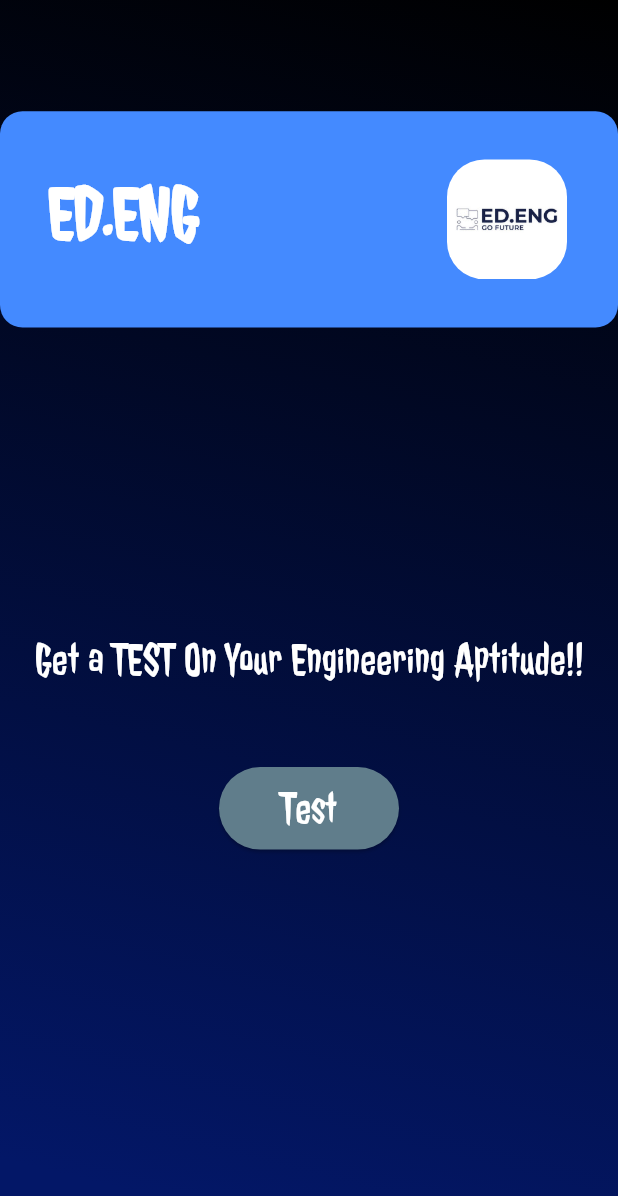
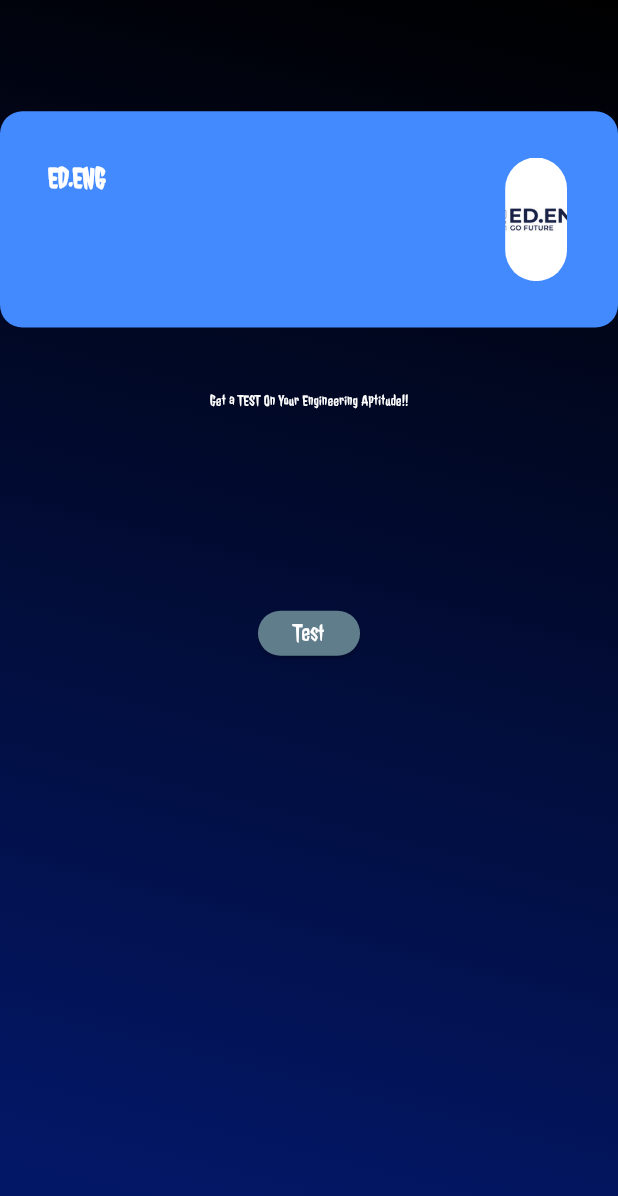
Before and after one commit to daanizz/Engineering-branch-predictor, a Flutter app: the screen it shows after launch, on a phone screen of 412 x 824 dp. Shown: the top 1196 px of the screen. Run offline on Flutter 3.47's test engine with Material 3 defaults, Android fonts, the phone set to English and light mode, and no system bars.

Commit message:
Identified how to adjust size of text,images for varying devices and window size(use (screenWidth * .06).clamp(30, 32) for an example)

```diff
--- a/lib/main.dart
+++ b/lib/main.dart
@@ -53,30 +53,30 @@ class MyApp extends StatelessWidget {
                       child: Row(
                           crossAxisAlignment: CrossAxisAlignment.start,
                           children: [
-                            const Text(
+                            Text(
                               "ED.ENG",
                               // textAlign: TextAlign.left,
                               style: TextStyle(
                                   color: Color.fromARGB(255, 255, 255, 255),
                                   fontWeight: FontWeight.bold,
                                   fontFamily: "JollyLodger",
-                                  fontSize: 50),
+                                  fontSize: screenWidth * .045),
                             ),
                             const Spacer(),
                             ClipRRect(
                               borderRadius: BorderRadius.circular(25),
                               child: Image.asset(
                                 'img/Preview.jpg',
-                                width: 80,
-                                height: 80,
+                                width: screenWidth * .1,
+                                height: screenHeight * .1,
                                 fit: BoxFit.cover,
                               ),
                             )
                           ])),
-                  const SizedBox(
-                    height: 200,
+                  SizedBox(
+                    height: screenHeight * .05,
                   ),
-                  const Row(
+                  Row(
                     mainAxisAlignment: MainAxisAlignment.center,
                     children: [
                       // Expanded(child: Container()),
@@ -86,14 +86,14 @@ class MyApp extends StatelessWidget {
                         style: TextStyle(
                             color: Colors.white,
                             fontFamily: "JollyLodger",
-                            fontSize: 30),
+                            fontSize: screenWidth * .025),
                       ),
                       // Expanded(child: Container()),
                     ],
                   ),
 
-                  const SizedBox(
-                    height: 50,
+                  SizedBox(
+                    height: screenHeight * .15,
                   ),
                   // const Spacer(),
                   Row(
@@ -110,12 +110,14 @@ class MyApp extends StatelessWidget {
                             );
                           },
                           style: ElevatedButton.styleFrom(
-                              minimumSize: const Size(120, 55),
+                              minimumSize: Size(
+                                  (screenWidth * .06).clamp(30, 32),
+                                  (screenHeight * .03).clamp(30, 32)),
                               foregroundColor: Colors.white,
                               backgroundColor: Colors.blueGrey,
-                              textStyle: const TextStyle(
+                              textStyle: TextStyle(
                                 fontFamily: "JollyLodger",
-                                fontSize: 30,
+                                fontSize: (screenWidth * .04).clamp(10, 32),
                               ),
                               shape: RoundedRectangleBorder(
                                 borderRadius: BorderRadius.circular(30),
```
